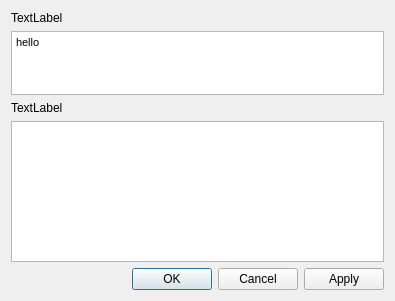
This is view/items_edit.ui in Michal-D4/MyFiles as Qt 5 draws it before an edit. The edited form follows.
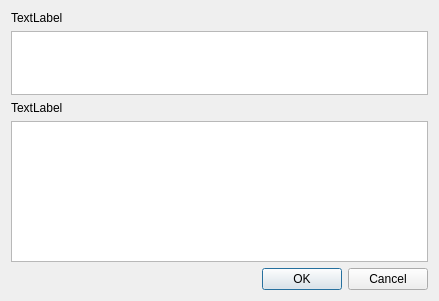
This is the edited form.

Commit message: edit tags - to save in DB

What changed in the file:
```diff
--- a/view/items_edit.ui
+++ b/view/items_edit.ui
@@ -6,7 +6,7 @@
    <rect>
     <x>0</x>
     <y>0</y>
-    <width>395</width>
+    <width>439</width>
     <height>301</height>
    </rect>
   </property>
@@ -43,7 +43,7 @@
 &lt;html&gt;&lt;head&gt;&lt;meta name=&quot;qrichtext&quot; content=&quot;1&quot; /&gt;&lt;style type=&quot;text/css&quot;&gt;
 p, li { white-space: pre-wrap; }
 &lt;/style&gt;&lt;/head&gt;&lt;body style=&quot; font-family:'MS Shell Dlg 2'; font-size:8.25pt; font-weight:400; font-style:normal;&quot;&gt;
-&lt;p style=&quot; margin-top:0px; margin-bottom:0px; margin-left:0px; margin-right:0px; -qt-block-indent:0; text-indent:0px;&quot;&gt;&lt;span style=&quot; font-size:8pt;&quot;&gt;hello&lt;/span&gt;&lt;/p&gt;&lt;/body&gt;&lt;/html&gt;</string>
+&lt;p style=&quot;-qt-paragraph-type:empty; margin-top:0px; margin-bottom:0px; margin-left:0px; margin-right:0px; -qt-block-indent:0; text-indent:0px;&quot;&gt;&lt;br /&gt;&lt;/p&gt;&lt;/body&gt;&lt;/html&gt;</string>
      </property>
     </widget>
    </item>
@@ -100,7 +100,7 @@
       <enum>Qt::Horizontal</enum>
      </property>
      <property name="standardButtons">
-      <set>QDialogButtonBox::Apply|QDialogButtonBox::Cancel|QDialogButtonBox::Ok</set>
+      <set>QDialogButtonBox::Cancel|QDialogButtonBox::Ok</set>
      </property>
      <property name="centerButtons">
       <bool>false</bool>
```
The commit also changes 4 other files.
